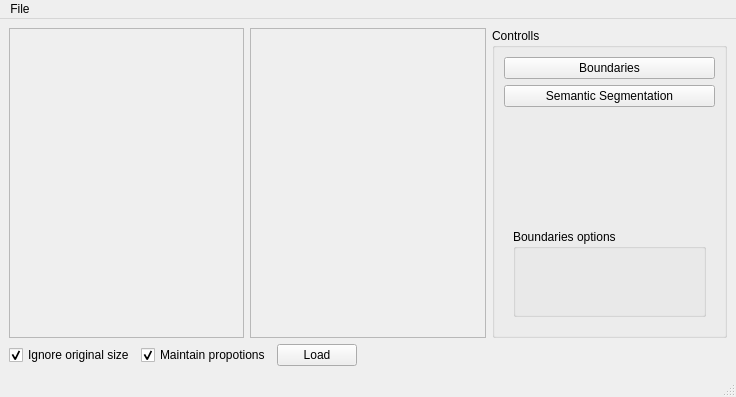
This is python/mainwindow.ui in nikkonrom/imager as Qt 5 draws it before an edit. The edited form follows.
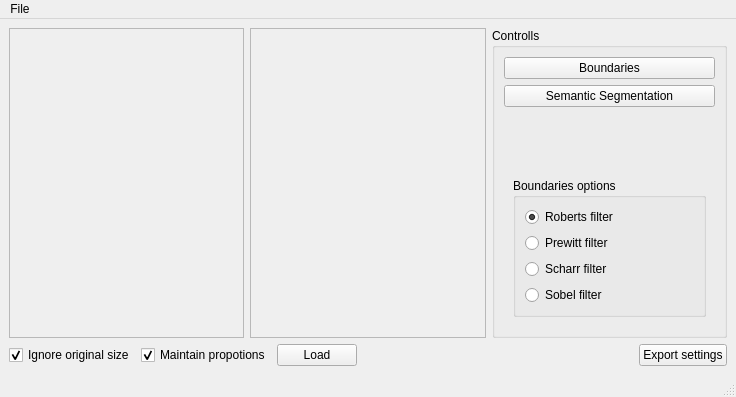
This is the edited form. Icons and pictures are not drawn. Custom widgets are drawn as their Qt base class.

```diff
--- a/python/mainwindow.ui
+++ b/python/mainwindow.ui
@@ -101,6 +101,39 @@
                    <property name="title">
                     <string>Boundaries options</string>
                    </property>
+                   <layout class="QVBoxLayout" name="verticalLayout_4">
+                    <item>
+                     <widget class="QRadioButton" name="radioButtonRoberts">
+                      <property name="text">
+                       <string>Roberts filter</string>
+                      </property>
+                      <property name="checked">
+                       <bool>true</bool>
+                      </property>
+                     </widget>
+                    </item>
+                    <item>
+                     <widget class="QRadioButton" name="radioButtonPrewitt">
+                      <property name="text">
+                       <string>Prewitt filter</string>
+                      </property>
+                     </widget>
+                    </item>
+                    <item>
+                     <widget class="QRadioButton" name="radioButtonScharr">
+                      <property name="text">
+                       <string>Scharr filter</string>
+                      </property>
+                     </widget>
+                    </item>
+                    <item>
+                     <widget class="QRadioButton" name="radioButtonSobel">
+                      <property name="text">
+                       <string>Sobel filter</string>
+                      </property>
+                     </widget>
+                    </item>
+                   </layout>
                   </widget>
                  </item>
                 </layout>
@@ -203,6 +236,13 @@
         </property>
        </spacer>
       </item>
+      <item>
+       <widget class="QPushButton" name="pushButtonExportSettings">
+        <property name="text">
+         <string>Export settings</string>
+        </property>
+       </widget>
+      </item>
      </layout>
     </item>
    </layout>
```
Left out of the diff: 6 changed lines with no effect on the pictures.
